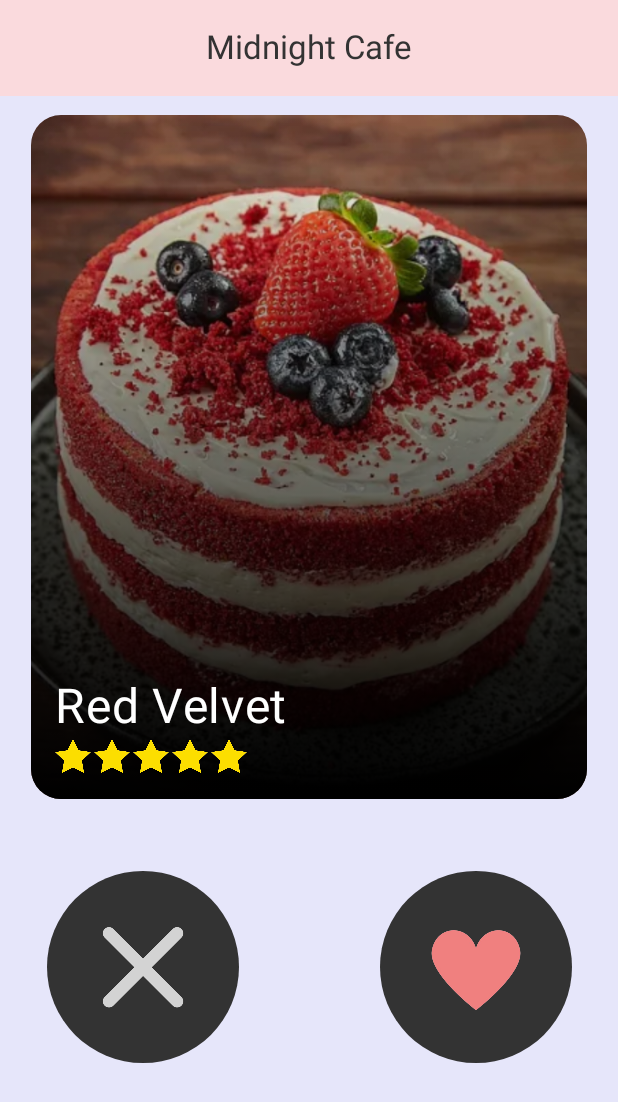
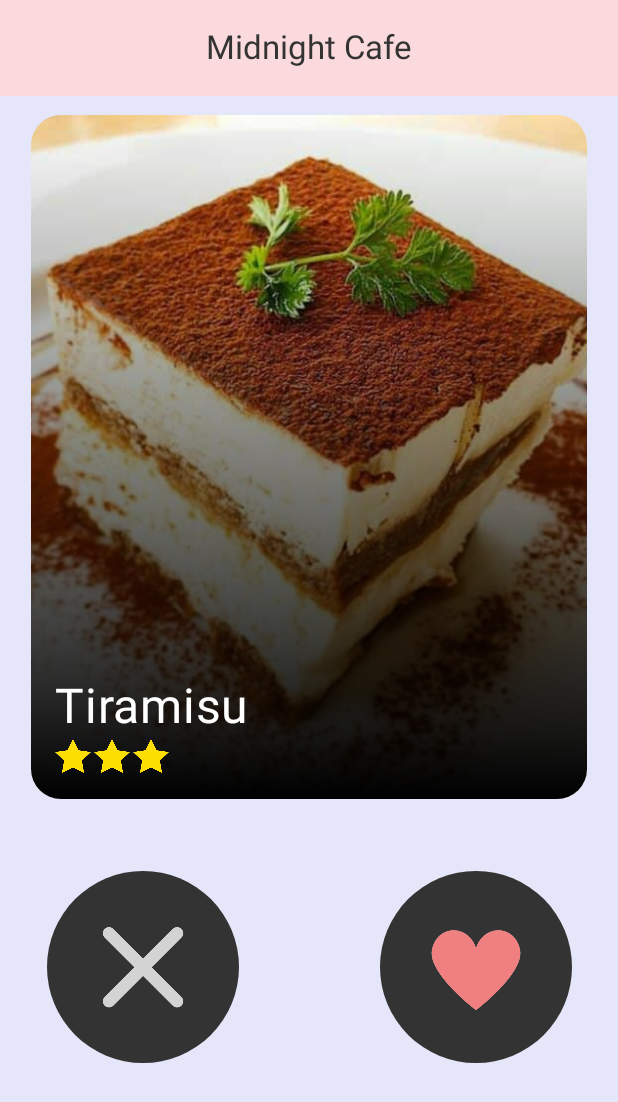
Before and after one commit to entr0pie/MidnightCafe, an Android app built with Jetpack Compose: the screen it shows after launch (MainActivity), after a tap on "Hate it!", on a phone screen of 412 x 824 dp. Shown: the top 1102 px of the screen. Run offline under Robolectric (Android 15) with nearby library versions, the phone set to English and light mode, and no system bars.

Commit message:
feat: add functionality for the tinder screen

```diff
--- a/app/src/main/java/tandera/hackerspace/midnightcafe/MainActivity.kt
+++ b/app/src/main/java/tandera/hackerspace/midnightcafe/MainActivity.kt
@@ -8,7 +8,7 @@ import androidx.compose.foundation.layout.padding
 import androidx.compose.material3.Scaffold
 import androidx.compose.ui.Modifier
 import tandera.hackerspace.midnightcafe.ui.components.common.MainTopBar
-import tandera.hackerspace.midnightcafe.ui.screens.TinderScreen
+import tandera.hackerspace.midnightcafe.ui.screens.tinder.TinderScreen
 import tandera.hackerspace.midnightcafe.ui.theme.MidnightCafeTheme
 
 class MainActivity : ComponentActivity() {
--- /dev/null
+++ b/app/src/main/java/tandera/hackerspace/midnightcafe/ui/models/RecipeModel.kt
@@ -0,0 +1,12 @@
+package tandera.hackerspace.midnightcafe.ui.models
+
+import androidx.annotation.DrawableRes
+import tandera.hackerspace.midnightcafe.ui.components.common.Score
+
+data class RecipeModel(
+    val title: String,
+    val score: Score,
+    @DrawableRes val image: Int,
+    val imageDescription: String,
+) {
+}
--- a/app/src/main/java/tandera/hackerspace/midnightcafe/ui/screens/TinderScreen.kt
+++ /dev/null
@@ -1,79 +0,0 @@
-package tandera.hackerspace.midnightcafe.ui.screens
-
-import androidx.compose.foundation.background
-import androidx.compose.foundation.layout.Arrangement
-import androidx.compose.foundation.layout.Box
-import androidx.compose.foundation.layout.Column
-import androidx.compose.foundation.layout.Row
-import androidx.compose.foundation.layout.fillMaxHeight
-import androidx.compose.foundation.layout.fillMaxSize
-import androidx.compose.foundation.layout.fillMaxWidth
-import androidx.compose.runtime.Composable
-import androidx.compose.ui.Alignment
-import androidx.compose.ui.BiasAlignment
-import androidx.compose.ui.Modifier
-import androidx.compose.ui.tooling.preview.Preview
-import androidx.compose.ui.unit.dp
-import androidx.compose.ui.unit.sp
-import tandera.hackerspace.midnightcafe.R
-import tandera.hackerspace.midnightcafe.ui.components.common.Score
-import tandera.hackerspace.midnightcafe.ui.components.recipe.buttons.HateItButton
-import tandera.hackerspace.midnightcafe.ui.components.recipe.buttons.LoveItButton
-import tandera.hackerspace.midnightcafe.ui.components.recipe.card.RecipeCard
-import tandera.hackerspace.midnightcafe.ui.theme.Palette
-
-val CARD_ALIGNMENT: Alignment = BiasAlignment(0f, -0.8f)
-
-@Composable
-fun TinderScreen(modifier: Modifier = Modifier) {
-
-    @Composable
-    fun renderTinderCard() {
-        Box {
-            RecipeCard(
-                "Red Velvet",
-                Score.FIVE,
-                R.drawable.red_velvet,
-                "A sliced piece of Red Velvet.",
-                modifier = Modifier
-                    .fillMaxWidth(0.90f)
-                    .fillMaxHeight(0.60f),
-                titleSize = 32.sp,
-                starSize = 24.dp
-            )
-        }
-    }
-
-    @Composable
-    fun renderButtons() {
-        Row(
-            modifier = Modifier.fillMaxWidth(0.85f),
-            horizontalArrangement = Arrangement.SpaceBetween,
-            verticalAlignment = Alignment.CenterVertically
-        ) {
-            HateItButton()
-            LoveItButton()
-        }
-    }
-
-    Box(
-        modifier = modifier
-            .fillMaxSize()
-            .background(Palette.Lavender),
-        contentAlignment = CARD_ALIGNMENT
-    ) {
-        Column(
-            verticalArrangement = Arrangement.spacedBy(48.dp),
-            horizontalAlignment = Alignment.CenterHorizontally
-        ) {
-            renderTinderCard()
-            renderButtons()
-        }
-    }
-}
-
-@Preview
-@Composable
-private fun TinderScreenPreview() {
-    TinderScreen()
-}
--- /dev/null
+++ b/app/src/main/java/tandera/hackerspace/midnightcafe/ui/screens/tinder/TinderScreen.kt
@@ -0,0 +1,105 @@
+package tandera.hackerspace.midnightcafe.ui.screens.tinder
+
+import androidx.compose.foundation.background
+import androidx.compose.foundation.layout.Arrangement
+import androidx.compose.foundation.layout.Box
+import androidx.compose.foundation.layout.Column
+import androidx.compose.foundation.layout.Row
+import androidx.compose.foundation.layout.fillMaxHeight
+import androidx.compose.foundation.layout.fillMaxSize
+import androidx.compose.foundation.layout.fillMaxWidth
+import androidx.compose.runtime.Composable
+import androidx.compose.runtime.getValue
+import androidx.compose.runtime.mutableStateOf
+import androidx.compose.runtime.remember
+import androidx.compose.runtime.setValue
+import androidx.compose.ui.Alignment
+import androidx.compose.ui.BiasAlignment
+import androidx.compose.ui.Modifier
+import androidx.compose.ui.unit.dp
+import androidx.compose.ui.unit.sp
+import tandera.hackerspace.midnightcafe.R
+import tandera.hackerspace.midnightcafe.ui.components.common.Score
+import tandera.hackerspace.midnightcafe.ui.components.recipe.buttons.HateItButton
+import tandera.hackerspace.midnightcafe.ui.components.recipe.buttons.LoveItButton
+import tandera.hackerspace.midnightcafe.ui.components.recipe.card.RecipeCard
+import tandera.hackerspace.midnightcafe.ui.models.RecipeModel
+import tandera.hackerspace.midnightcafe.ui.theme.Palette
+
+val CARD_ALIGNMENT: Alignment = BiasAlignment(0f, -0.8f)
+
+val RECIPES = listOf(
+    RecipeModel(
+        "Red Velvet",
+        Score.FIVE,
+        R.drawable.red_velvet,
+        "A sliced piece of Red Velvet."
+    ),
+    RecipeModel(
+        "Tiramisu",
+        Score.THREE,
+        R.drawable.tiramisu,
+        "A sliced piece of Tiramisu."
+    ),
+    RecipeModel(
+        "Brigadeiro",
+        Score.FIVE,
+        R.drawable.brigadeiro,
+        "A common brigadeiro."
+    )
+)
+
+@Composable
+fun TinderScreen(modifier: Modifier = Modifier) {
+    var currentIndex by remember { mutableStateOf(0) }
+
+    fun updateIndex() {
+        if (currentIndex == RECIPES.size - 1) {
+            currentIndex = 0
+            return
+        }
+
+        currentIndex++
+    }
+
+    Box(
+        modifier = modifier
+            .fillMaxSize()
+            .background(Palette.Lavender),
+        contentAlignment = CARD_ALIGNMENT
+    ) {
+        Column(
+            verticalArrangement = Arrangement.spacedBy(48.dp),
+            horizontalAlignment = Alignment.CenterHorizontally
+        ) {
+            Box {
+                Card(recipe = RECIPES[currentIndex])
+            }
+
+            Row(
+                modifier = Modifier.fillMaxWidth(0.85f),
+                horizontalArrangement = Arrangement.SpaceBetween,
+                verticalAlignment = Alignment.CenterVertically
+            ) {
+                HateItButton(onClick = { updateIndex() })
+                LoveItButton(onClick = { updateIndex() })
+            }
+        }
+    }
+}
+
+
+@Composable
+private fun Card(recipe: RecipeModel, modifier: Modifier = Modifier) {
+    RecipeCard(
+        recipe.title,
+        recipe.score,
+        recipe.image,
+        recipe.imageDescription,
+        modifier = modifier
+            .fillMaxWidth(0.90f)
+            .fillMaxHeight(0.60f),
+        titleSize = 32.sp,
+        starSize = 24.dp
+    )
+}
```
Also changed, not shown: app/src/main/res/drawable/brigadeiro.jpg (added), app/src/main/res/drawable/tiramisu.jpg (added).
